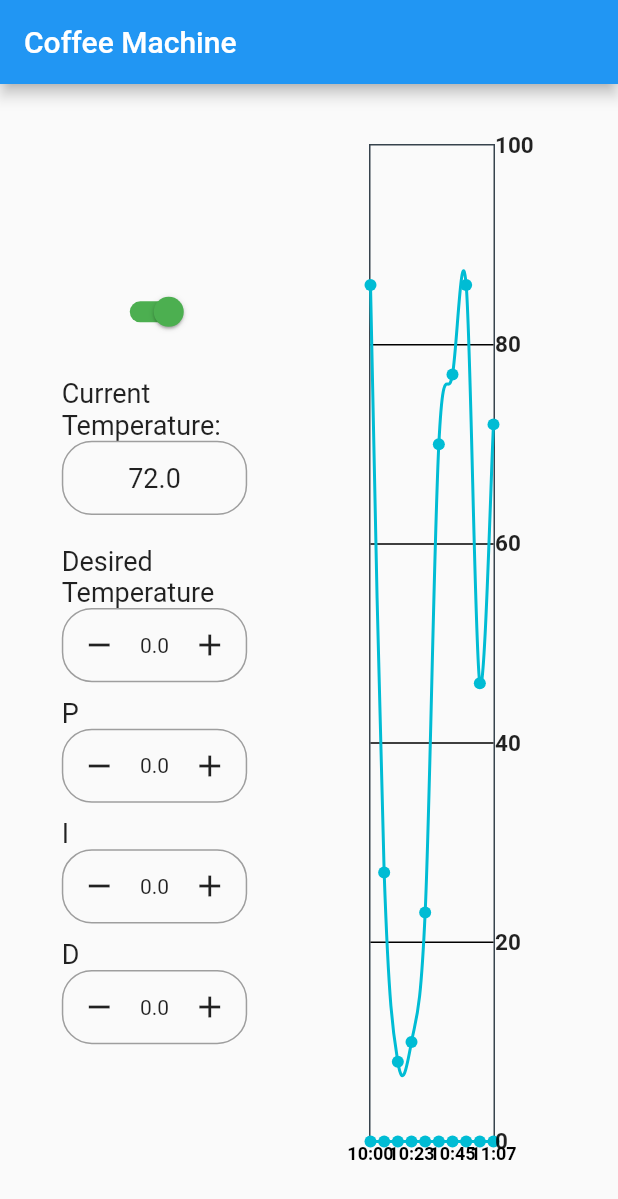
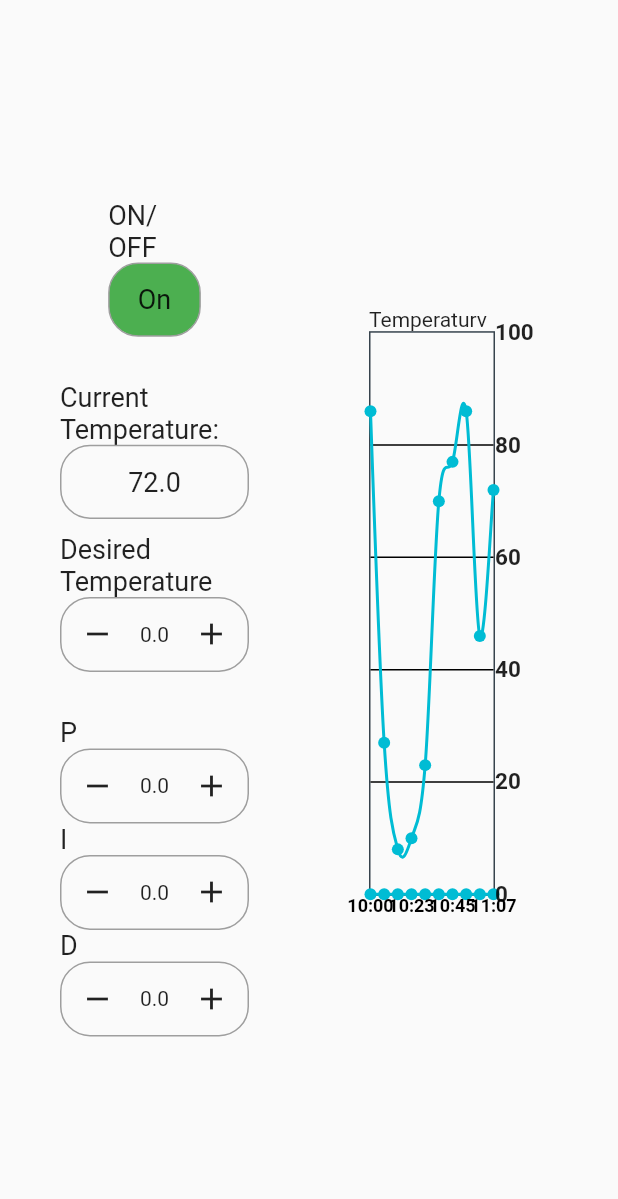
Before and after one commit to Snapp-X/Flutter-coffee-machine, a Flutter app: the screen it shows after launch, on a phone screen of 412 x 824 dp. Shown: the top 1199 px of the screen. Run offline on Flutter 3.47's test engine with Material 2 defaults, Android fonts, the phone set to English and light mode, and no system bars; drawn by our look-alikes of fl_chart; our stand-ins replace flutter_riverpod.

Commit message:
adapting UI to figma designs and trying to fix graph data

```diff
--- a/lib/screens/menu_screen.dart
+++ b/lib/screens/menu_screen.dart
@@ -12,9 +12,6 @@ class MenuScreen extends ConsumerWidget {
     final currentTemperature = ref.watch(currentTemperatureProvider);
 
     return Scaffold(
-      appBar: AppBar(
-        title: const Text('Coffee Machine'),
-      ),
       body: Row(
         children: [
           Expanded(
@@ -25,37 +22,56 @@ class MenuScreen extends ConsumerWidget {
                 child: Column(
                   mainAxisAlignment: MainAxisAlignment.center,
                   children: [
-                    Consumer(builder: (context, ref, child) {
+                    Consumer(
+                      builder: (context, ref, child) {
                         final switchState = ref.watch(switchStateProvider);
 
                         return switchState.when(
-                        data: (value) => Switch(
-                          value: value,
-                          onChanged: null,
-                          activeTrackColor: Colors.green,
-                          inactiveTrackColor: Colors.red,
-                          thumbColor: MaterialStateProperty.resolveWith<Color?>(
-                              (Set<MaterialState> states) {
-                            if (states.contains(MaterialState.selected)) {
-                              return Colors.green;
-                            } else {
-                              return Colors.red;
-                            }
-                          }),
+                          data: (value) => SizedBox(
+                            width: MediaQuery.of(context).size.width * 0.15,
+                            child: Column(
+                              children: [
+                                const Align(
+                                  alignment: Alignment.topLeft,
+                                  child: Text(
+                                    'ON/OFF',
+                                    style: TextStyle(
+                                      fontSize: 18,
+                                    ),
+                                  ),
+                                ),
+                                Container(
+                                  height:
+                                      MediaQuery.of(context).size.height * 0.06,
+                                  decoration: BoxDecoration(
+                                    borderRadius: BorderRadius.circular(20),
+                                    border: Border.all(color: Colors.grey),
+                                    color: value ? Colors.green : null,
+                                  ),
+                                  child: Center(
+                                    child: Text(
+                                      value ? 'On' : 'Off',
+                                      style: const TextStyle(fontSize: 18),
+                                    ),
+                                  ),
+                                ),
+                              ],
+                            ),
                           ),
                           loading: () => const CircularProgressIndicator(),
                           error: (error, stackTrace) =>
                               const Text('Error fetching switch state'),
                         );
-                    }),
-                    const SizedBox(height: 20),
+                      },
+                    ),
+                    const SizedBox(height: 30),
                     Consumer(
                       builder: (context, watch, child) {
                         return currentTemperature.when(
                           data: (temperatureList) {
                             final currentTemperature = temperatureList.last;
                             return SizedBox(
-                              width: MediaQuery.of(context).size.width * 0.3,
+                              width: MediaQuery.of(context).size.width * 0.35,
                               child: Column(
                                 mainAxisAlignment: MainAxisAlignment.center,
                                 children: [
@@ -93,7 +109,7 @@ class MenuScreen extends ConsumerWidget {
                         );
                       },
                     ),
-                    const SizedBox(height: 20),
+                    const SizedBox(height: 10),
                     Consumer(builder: (context, ref, child) {
                       final desiredTemperature =
                           ref.watch(desiredTemperatureProvider);
@@ -110,7 +126,7 @@ class MenuScreen extends ConsumerWidget {
                         },
                       );
                     }),
-                    const SizedBox(height: 10),
+                    const SizedBox(height: 30),
                     Consumer(builder: (context, ref, child) {
                       final desiredPValue = ref.watch(pValueProvider);
 
@@ -126,7 +142,6 @@ class MenuScreen extends ConsumerWidget {
                         },
                       );
                     }),
-                    const SizedBox(height: 10),
                     Consumer(builder: (context, ref, child) {
                       final desiredIValue = ref.watch(iValueProvider);
 
@@ -142,7 +157,6 @@ class MenuScreen extends ConsumerWidget {
                         },
                       );
                     }),
-                    const SizedBox(height: 10),
                     Consumer(builder: (context, ref, child) {
                       final desiredDValue = ref.watch(dValueProvider);
 
@@ -165,6 +179,9 @@ class MenuScreen extends ConsumerWidget {
           ),
           Expanded(
             flex: 1,
+            child: SizedBox(
+              width: MediaQuery.of(context).size.width * 0.475,
+              height: MediaQuery.of(context).size.height * 0.6,
               child: Center(
                 child: Padding(
                   padding: const EdgeInsets.all(40),
@@ -176,12 +193,16 @@ class MenuScreen extends ConsumerWidget {
 
                     return currentTemperature.when(
                       data: (data) => LineChart(
+                        /*        swapAnimationDuration:
+                            Duration(milliseconds: 150),
+                        swapAnimationCurve: Curves.linear,*/
                         mainData(data, desiredTemperature),
                       ),
                       loading: () => const CircularProgressIndicator(),
                       error: (error, stackTrace) => Text('Error: $error'),
                     );
                   }),
+                ),
               ),
             ),
           ),
@@ -192,6 +213,17 @@ class MenuScreen extends ConsumerWidget {
 
   LineChartData mainData(
       List<double> currentTemperatureData, double desiredTemperature) {
+    // Generate increasing desired temperature values over time
+    final desiredTemperatureSpots = currentTemperatureData
+        .asMap()
+        .map((index, _) => MapEntry(
+            index.toDouble(),
+            FlSpot(
+                index.toDouble(),
+                index.toDouble() *
+                    (desiredTemperature / currentTemperatureData.length))))
+        .values
+        .toList();
     return LineChartData(
       gridData: FlGridData(
         show: true,
@@ -221,6 +253,9 @@ class MenuScreen extends ConsumerWidget {
           ),
         ),
         topTitles: AxisTitles(
+          axisNameWidget: const Align(
+              alignment: Alignment.centerLeft,
+              child: Text('Temperaturverlauf in C°')),
           sideTitles: SideTitles(showTitles: false),
         ),
         bottomTitles: AxisTitles(
@@ -255,13 +290,17 @@ class MenuScreen extends ConsumerWidget {
         ),
         LineChartBarData(
           isCurved: true,
+          spots: desiredTemperatureSpots,
+        ),
+        /*LineChartBarData(
+          isCurved: true,
           spots: currentTemperatureData
               .asMap()
               .map((index, _) => MapEntry(index.toDouble(),
                   FlSpot(index.toDouble(), desiredTemperature)))
               .values
               .toList(),
-        ),
+        ),*/
       ],
     );
   }
@@ -305,7 +344,7 @@ class MenuScreen extends ConsumerWidget {
     required BuildContext context,
   }) {
     return SizedBox(
-      width: MediaQuery.of(context).size.width * 0.3,
+      width: MediaQuery.of(context).size.width * 0.35,
       child: Column(
         mainAxisAlignment: MainAxisAlignment.center,
         children: [
@@ -317,7 +356,7 @@ class MenuScreen extends ConsumerWidget {
             ),
           ),
           Container(
-            height: MediaQuery.of(context).size.height * 0.06,
+            //  height: MediaQuery.of(context).size.height * 0.06,
             decoration: BoxDecoration(
               borderRadius: BorderRadius.circular(20),
               border: Border.all(color: Colors.grey),
```
Lines whose indentation alone changed are shown as unchanged.
